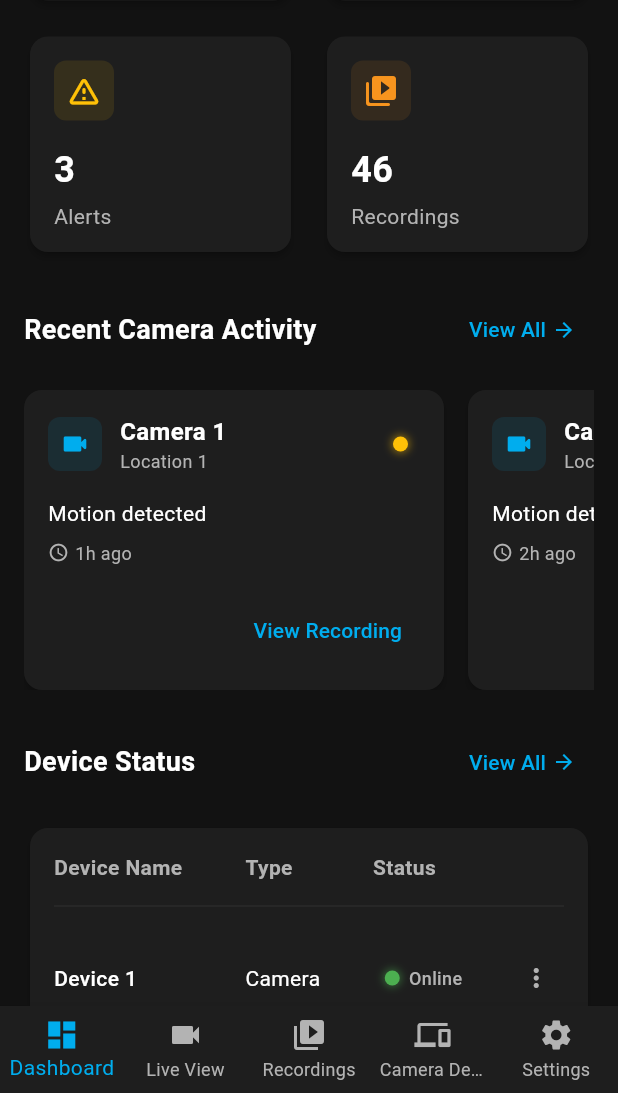
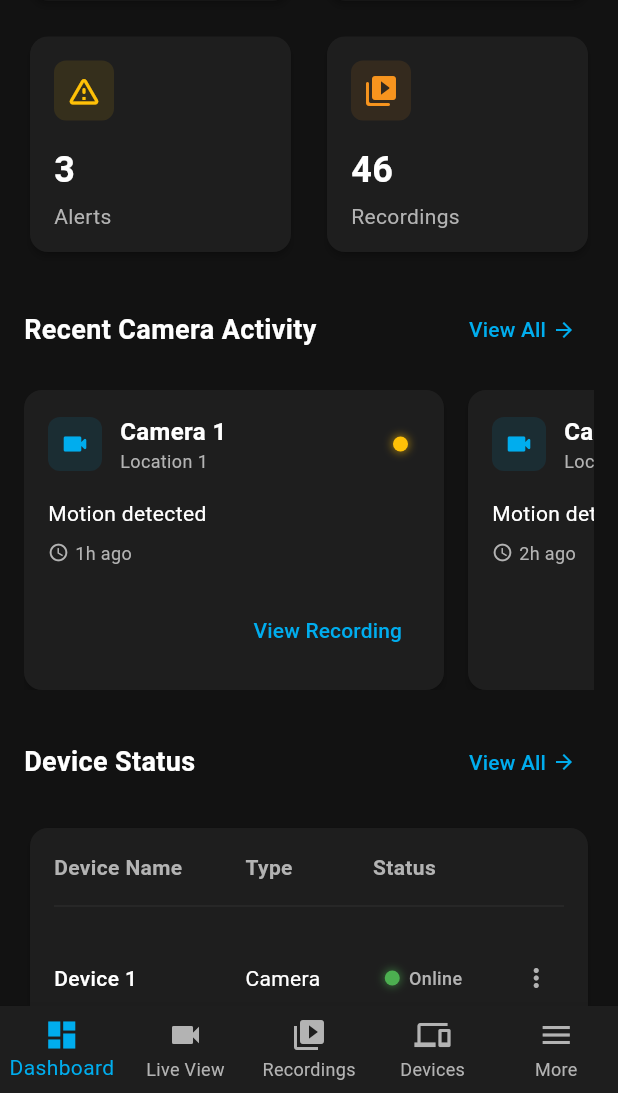
Before and after one commit to Wazirri/flutter-camera-device-management, a Flutter app: the AppShell screen opened by its route, scrolled down 576 dp, on a phone screen of 412 x 824 dp, the part 143-1236 px from its top. Run offline on Flutter 3.47's test engine with Material 3 defaults, Android fonts, the phone set to English and light mode, and no system bars; missing offline and left inert: media_kit, media_kit_video.

Commit message:
Update mobile navigation bar to improve usability
Replit-Commit-Author: Agent
Replit-Commit-Session-Id: 4513d270-1459-4d01-af3e-73837d72ebf0
Replit-Commit-Screenshot-Url: https://storage.googleapis.com/screenshot-production-us-central1/761f97f0-b93b-4cf2-aa31-bbc851d98da3/14d8189a-deb3-4938-bb6e-c3f9c76ac4df.jpg

```diff
--- a/lib/widgets/mobile_bottom_navigation_bar.dart
+++ b/lib/widgets/mobile_bottom_navigation_bar.dart
@@ -14,12 +14,13 @@ class MobileBottomNavigationBar extends StatelessWidget {
   @override
   Widget build(BuildContext context) {
     return BottomNavigationBar(
+      currentIndex: _getCurrentIndex(),
+      onTap: (index) => _onItemTapped(index),
+      type: BottomNavigationBarType.fixed,
       backgroundColor: AppTheme.darkSurface,
       selectedItemColor: AppTheme.accentColor,
       unselectedItemColor: AppTheme.darkTextSecondary,
-      type: BottomNavigationBarType.fixed,
-      currentIndex: _getSelectedIndex(),
-      onTap: _onItemTapped,
+      showUnselectedLabels: true,
       items: const [
         BottomNavigationBarItem(
           icon: Icon(Icons.dashboard),
@@ -35,17 +36,17 @@ class MobileBottomNavigationBar extends StatelessWidget {
         ),
         BottomNavigationBarItem(
           icon: Icon(Icons.devices),
-          label: 'Camera Devices',
+          label: 'Devices',
         ),
         BottomNavigationBarItem(
-          icon: Icon(Icons.settings),
-          label: 'Settings',
+          icon: Icon(Icons.menu),
+          label: 'More',
         ),
       ],
     );
   }
 
-  int _getSelectedIndex() {
+  int _getCurrentIndex() {
     switch (currentRoute) {
       case '/dashboard':
         return 0;
@@ -54,11 +55,11 @@ class MobileBottomNavigationBar extends StatelessWidget {
       case '/recordings':
         return 2;
       case '/camera-devices':
+      case '/cameras':
+      case '/devices':
         return 3;
-      case '/settings':
-        return 4;
       default:
-        return 0;
+        return 4; // More menu
     }
   }
 
@@ -77,7 +78,8 @@ class MobileBottomNavigationBar extends StatelessWidget {
         onDestinationSelected('/camera-devices');
         break;
       case 4:
-        onDestinationSelected('/settings');
+        // Open drawer for more options
+        Scaffold.of(context).openDrawer();
         break;
     }
   }
```
